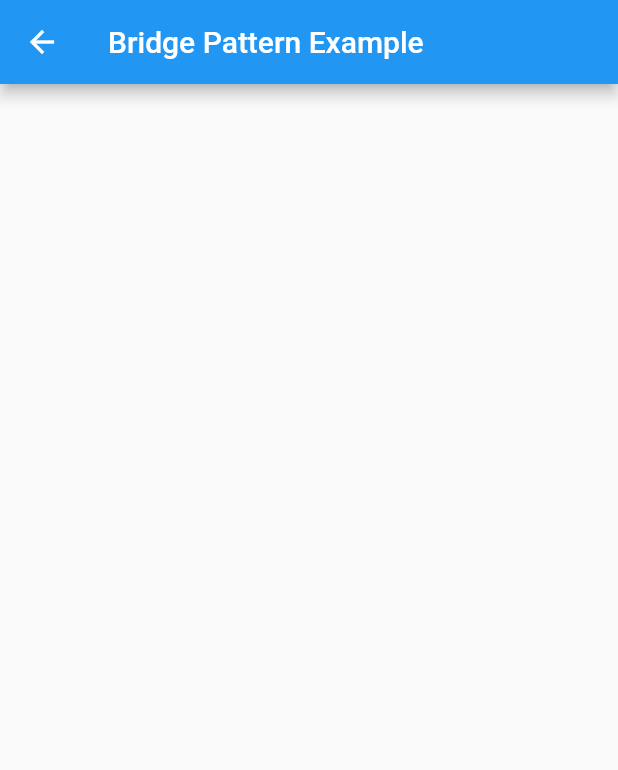
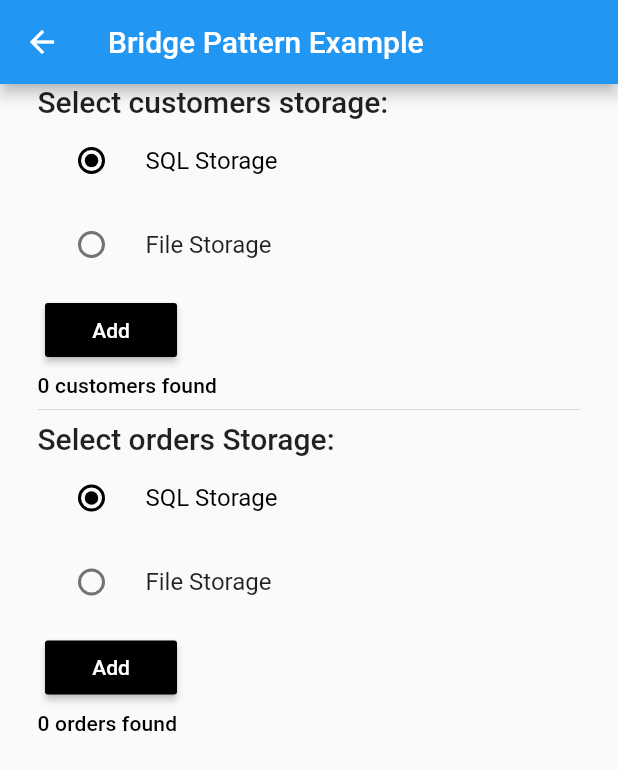
Before and after one commit to overload-dev/dart_design_patterns_example, a Flutter app: the BridgePatternScreen screen opened by its route, on a phone screen of 412 x 824 dp. Shown: the top 770 px of the screen. Run offline on Flutter 3.47's test engine with Material 2 defaults, Android fonts, the phone set to English and light mode, and no system bars; our stand-ins replace faker, font_awesome_flutter; accounts and stored records are empty.

Commit message:
add Bridge Pattern

```diff
--- /dev/null
+++ b/lib/pages/bridge_pattern/components/storage_selection.dart
@@ -0,0 +1,33 @@
+import 'package:dart_design_patterns_example/pages/bridge_pattern/istorage.dart';
+import 'package:flutter/material.dart';
+
+class StorageSelection extends StatelessWidget {
+  final List<IStorage> storages;
+  final int selectedIndex;
+  final ValueSetter<int?> onChanged;
+
+  const StorageSelection({
+    Key? key,
+    required this.storages,
+    required this.selectedIndex,
+    required this.onChanged,
+  }) : super(key: key);
+
+  @override
+  Widget build(BuildContext context) {
+    return Column(
+      children: <Widget>[
+        for (var i = 0; i < storages.length; i++)
+          RadioListTile(
+            title: Text(storages[i].getTitle()),
+            value: i,
+            groupValue: selectedIndex,
+            selected: i == selectedIndex,
+            activeColor: Colors.black,
+            controlAffinity: ListTileControlAffinity.platform,
+            onChanged: onChanged,
+          ),
+      ],
+    );
+  }
+}
--- /dev/null
+++ b/lib/pages/bridge_pattern/entities/customer.dart
@@ -0,0 +1,23 @@
+import 'package:dart_design_patterns_example/pages/bridge_pattern/entities/entity_base.dart';
+import 'package:faker/faker.dart';
+
+class Customer extends EntityBase {
+  late String name;
+  late String email;
+
+  Customer() : super() {
+    name = faker.person.name();
+    email = faker.internet.email();
+  }
+
+  Customer.fromJson(Map<String, dynamic> json)
+      : name = json['name'],
+        email = json['email'],
+        super.fromJson(json);
+
+  Map<String, dynamic> toJson() => {
+        'id': id,
+        'name': name,
+        'email': email,
+      };
+}
--- /dev/null
+++ b/lib/pages/bridge_pattern/entities/entity_base.dart
@@ -0,0 +1,11 @@
+import 'package:faker/faker.dart';
+
+abstract class EntityBase {
+  late String id;
+
+  EntityBase() {
+    id = faker.guid.guid();
+  }
+
+  EntityBase.fromJson(Map<String, dynamic> json) : id = json['id'];
+}
--- /dev/null
+++ b/lib/pages/bridge_pattern/entities/order.dart
@@ -0,0 +1,25 @@
+import 'package:faker/faker.dart';
+
+import 'entity_base.dart';
+
+class Order extends EntityBase {
+  late List<String> dishes;
+  late double total;
+
+  Order() : super() {
+    dishes =
+        List.generate(random.integer(3, min: 1), (index) => faker.food.dish());
+    total = random.decimal(scale: 20, min: 5);
+  }
+
+  Order.formJson(Map<String, dynamic> json)
+      : dishes = List.from(json['dishes']),
+        total = json['total'],
+        super.fromJson(json);
+
+  Map<String, dynamic> toJson() => {
+        'id': id,
+        'dishes': dishes,
+        'total': total,
+      };
+}
--- /dev/null
+++ b/lib/pages/bridge_pattern/irepository.dart
@@ -0,0 +1,6 @@
+import 'package:dart_design_patterns_example/pages/bridge_pattern/entities/entity_base.dart';
+
+abstract class IRepository {
+  List<EntityBase> getAll();
+  void save(EntityBase entityBase);
+}
--- /dev/null
+++ b/lib/pages/bridge_pattern/istorage.dart
@@ -0,0 +1,9 @@
+import 'package:dart_design_patterns_example/pages/bridge_pattern/entities/entity_base.dart';
+
+abstract class IStorage {
+  String getTitle();
+
+  List<T> fetchAll<T extends EntityBase>();
+
+  void store<T extends EntityBase>(T entityBase);
+}
--- /dev/null
+++ b/lib/pages/bridge_pattern/repositories/customers_repository.dart
@@ -0,0 +1,20 @@
+import 'package:dart_design_patterns_example/pages/bridge_pattern/entities/customer.dart';
+import 'package:dart_design_patterns_example/pages/bridge_pattern/entities/entity_base.dart';
+import 'package:dart_design_patterns_example/pages/bridge_pattern/irepository.dart';
+import 'package:dart_design_patterns_example/pages/bridge_pattern/istorage.dart';
+
+class CustomersRepository implements IRepository {
+  final IStorage storage;
+
+  const CustomersRepository(this.storage);
+
+  @override
+  List<EntityBase> getAll() {
+    return storage.fetchAll<Customer>();
+  }
+
+  @override
+  void save(EntityBase entityBase) {
+    storage.store<Customer>(entityBase as Customer);
+  }
+}
--- /dev/null
+++ b/lib/pages/bridge_pattern/repositories/orders_repository.dart
@@ -0,0 +1,20 @@
+import 'package:dart_design_patterns_example/pages/bridge_pattern/entities/entity_base.dart';
+import 'package:dart_design_patterns_example/pages/bridge_pattern/entities/order.dart';
+import 'package:dart_design_patterns_example/pages/bridge_pattern/irepository.dart';
+import 'package:dart_design_patterns_example/pages/bridge_pattern/istorage.dart';
+
+class OrdersRepository implements IRepository {
+  final IStorage storage;
+
+  const OrdersRepository(this.storage);
+
+  @override
+  List<EntityBase> getAll() {
+    return storage.fetchAll<Order>();
+  }
+
+  @override
+  void save(EntityBase entityBase) {
+    storage.store<Order>(entityBase as Order);
+  }
+}
--- a/lib/pages/bridge_pattern/screens/bridge_pattern_screen.dart
+++ b/lib/pages/bridge_pattern/screens/bridge_pattern_screen.dart
@@ -3,9 +3,21 @@ import 'dart:io';
 import 'package:dart_design_patterns_example/components/android_app_bar.dart';
 import 'package:dart_design_patterns_example/components/iapp_bar.dart';
 import 'package:dart_design_patterns_example/components/ios_app_bar.dart';
+import 'package:dart_design_patterns_example/components/platform_button.dart';
 import 'package:dart_design_patterns_example/components/platform_scaffold.dart';
 import 'package:dart_design_patterns_example/components/project_cupertino_scaffold.dart';
 import 'package:dart_design_patterns_example/components/project_material_scaffold.dart';
+import 'package:dart_design_patterns_example/pages/bridge_pattern/components/customers_datatable.dart';
+import 'package:dart_design_patterns_example/pages/bridge_pattern/components/order_datatable.dart';
+import 'package:dart_design_patterns_example/pages/bridge_pattern/components/storage_selection.dart';
+import 'package:dart_design_patterns_example/pages/bridge_pattern/entities/customer.dart';
+import 'package:dart_design_patterns_example/pages/bridge_pattern/entities/order.dart';
+import 'package:dart_design_patterns_example/pages/bridge_pattern/irepository.dart';
+import 'package:dart_design_patterns_example/pages/bridge_pattern/istorage.dart';
+import 'package:dart_design_patterns_example/pages/bridge_pattern/repositories/customers_repository.dart';
+import 'package:dart_design_patterns_example/pages/bridge_pattern/repositories/orders_repository.dart';
+import 'package:dart_design_patterns_example/pages/bridge_pattern/storages/file_storage.dart';
+import 'package:dart_design_patterns_example/pages/bridge_pattern/storages/sql_storage.dart';
 import 'package:flutter/foundation.dart';
 import 'package:flutter/material.dart';
 
@@ -35,12 +47,61 @@ class _BridgePatternScreenState extends State<BridgePatternScreen> {
   int platformIndex =
       kIsWeb || Platform.isAndroid || Platform.isWindows ? 0 : 1;
 
+  final List<IStorage> _storages = [SqlStorage(), FileStorage()];
+
+  late IRepository _customersRepository;
+  late IRepository _ordersRepository;
+
+  late List<Customer> _customers;
+  late List<Order> _orders;
+
+  int _selectedCustomerStorageIndex = 0;
+  int _selectedOrderStorageIndex = 0;
+
+  void _onSelectedCustomerStorageIndexChange(int? index) {
+    setState(() {
+      _selectedCustomerStorageIndex = index!;
+      _customersRepository = CustomersRepository(_storages[index]);
+      _customers = _customersRepository.getAll() as List<Customer>;
+    });
+  }
+
+  void _onSelectedOrderStorageIndexChange(int? index) {
+    setState(() {
+      _selectedOrderStorageIndex = index!;
+      _ordersRepository = OrdersRepository(_storages[index]);
+      _orders = _ordersRepository.getAll() as List<Order>;
+    });
+  }
+
+  void _addCustomer() {
+    _customersRepository.save(Customer());
+    setState(() {
+      _customers = _customersRepository.getAll() as List<Customer>;
+    });
+  }
+
+  void _addOrder() {
+    _ordersRepository.save(Order());
+    setState(() {
+      _orders = _ordersRepository.getAll() as List<Order>;
+    });
+  }
+
   @override
   void initState() {
     super.initState();
     setState(() {
       scaffold = scaffoldList[platformIndex];
       appbar = appbarList[platformIndex];
+
+      _customersRepository =
+          CustomersRepository(_storages[_selectedCustomerStorageIndex]);
+      _customers = _customersRepository.getAll() as List<Customer>;
+
+      _ordersRepository =
+          OrdersRepository(_storages[_selectedCustomerStorageIndex]);
+      _orders = _ordersRepository.getAll() as List<Order>;
     });
   }
 
@@ -52,7 +113,68 @@ class _BridgePatternScreenState extends State<BridgePatternScreen> {
         context: context,
         title: const Text('Bridge Pattern Example'),
       ),
-      child: Container(),
+      child: ScrollConfiguration(
+        behavior: const ScrollBehavior(),
+        child: SingleChildScrollView(
+          padding: const EdgeInsets.symmetric(horizontal: 25.0),
+          child: Column(
+            crossAxisAlignment: CrossAxisAlignment.start,
+            children: [
+              Row(
+                children: [
+                  Text(
+                    'Select customers storage:',
+                    style: Theme.of(context).textTheme.headline6,
+                  ),
+                ],
+              ),
+              StorageSelection(
+                storages: _storages,
+                selectedIndex: _selectedCustomerStorageIndex,
+                onChanged: _onSelectedCustomerStorageIndexChange,
+              ),
+              PlatformButton(
+                child: const Text('Add'),
+                materialColor: Colors.black,
+                materialTextColor: Colors.white,
+                onPressed: _addCustomer,
+              ),
+              _customers.isNotEmpty
+                  ? CustomersDatatable(customers: _customers)
+                  : Text(
+                      '0 customers found',
+                      style: Theme.of(context).textTheme.subtitle2,
+                    ),
+              const Divider(),
+              Row(
+                children: [
+                  Text(
+                    'Select orders Storage:',
+                    style: Theme.of(context).textTheme.headline6,
+                  ),
+                ],
+              ),
+              StorageSelection(
+                storages: _storages,
+                selectedIndex: _selectedOrderStorageIndex,
+                onChanged: _onSelectedOrderStorageIndexChange,
+              ),
+              PlatformButton(
+                child: const Text('Add'),
+                materialColor: Colors.black,
+                materialTextColor: Colors.white,
+                onPressed: _addOrder,
+              ),
+              _orders.isNotEmpty
+                  ? OrderDatatable(orders: _orders)
+                  : Text(
+                      '0 orders found',
+                      style: Theme.of(context).textTheme.subtitle2,
+                    ),
+            ],
+          ),
+        ),
+      ),
     );
   }
 }
--- /dev/null
+++ b/lib/pages/bridge_pattern/storages/file_storage.dart
@@ -0,0 +1,32 @@
+import 'package:dart_design_patterns_example/pages/bridge_pattern/entities/entity_base.dart';
+import 'package:dart_design_patterns_example/pages/bridge_pattern/istorage.dart';
+import 'package:dart_design_patterns_example/pages/bridge_pattern/utils/json_helper.dart';
+
+class FileStorage implements IStorage {
+  final Map<Type, List<String>> fileStorage = {};
+
+  @override
+  String getTitle() {
+    return 'File Storage';
+  }
+
+  @override
+  List<T> fetchAll<T extends EntityBase>() {
+    if (fileStorage.containsKey(T)) {
+      final files = fileStorage[T]!;
+
+      return files.map<T>((f) => JsonHelper.deserialiseObject<T>(f)).toList();
+    }
+
+    return [];
+  }
+
+  @override
+  void store<T extends EntityBase>(T entityBase) {
+    if (!fileStorage.containsKey(T)) {
+      fileStorage[T] = [];
+    }
+
+    fileStorage[T]!.add(JsonHelper.serialiseObject(entityBase));
+  }
+}
--- /dev/null
+++ b/lib/pages/bridge_pattern/storages/sql_storage.dart
@@ -0,0 +1,25 @@
+import 'package:dart_design_patterns_example/pages/bridge_pattern/entities/entity_base.dart';
+import 'package:dart_design_patterns_example/pages/bridge_pattern/istorage.dart';
+
+class SqlStorage implements IStorage {
+  Map<Type, List<EntityBase>> sqlStorage = {};
+
+  @override
+  String getTitle() {
+    return 'SQL Storage';
+  }
+
+  @override
+  List<T> fetchAll<T extends EntityBase>() {
+    return sqlStorage.containsKey(T) ? sqlStorage[T] as List<T> : [];
+  }
+
+  @override
+  void store<T extends EntityBase>(T entityBase) {
+    if (!sqlStorage.containsKey(T)) {
+      sqlStorage[T] = <T>[];
+    }
+
+    sqlStorage[T]!.add(entityBase);
+  }
+}
```
Also changed, not shown: lib/pages/bridge_pattern/components/customers_datatable.dart (added, +47 -0 lines), lib/pages/bridge_pattern/components/order_datatable.dart (added, +48 -0 lines), lib/pages/bridge_pattern/utils/json_helper.dart (added, +26 -0 lines).
